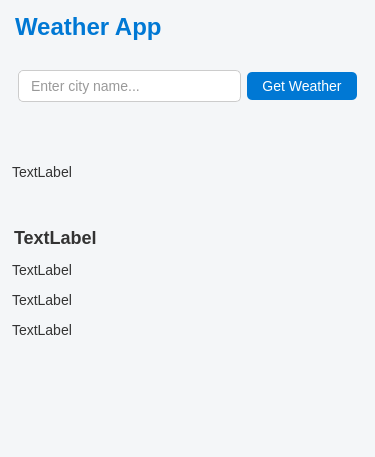
First picture: the form in mainwindow.ui, repository drew0306/Weather-App, before the edit.
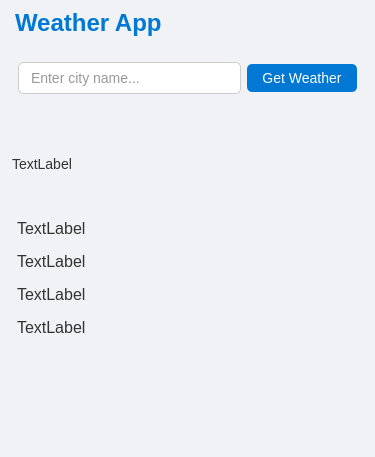
Second picture: the form after the edit.

Commit message: Added Icons and background images

The edit to the form file:
```diff
--- a/mainwindow.ui
+++ b/mainwindow.ui
@@ -14,21 +14,30 @@
    <string>MainWindow</string>
   </property>
   <property name="styleSheet">
-   <string notr="true"> QWidget {
-        background-color: #f4f6f8;
+   <string notr="true">QWidget {
+        background-color: #f0f2f5;
         font-family: 'Segoe UI', 'Arial', sans-serif;
         font-size: 14px;
         color: #333;
     }
 
-    QLineEdit {
+    QLabel#titleLabel {
+        font-size: 24px;
+        font-weight: bold;
+        color: #0078d4;
+        padding-bottom: 10px;
+        qproperty-alignment: AlignHCenter;
+    }
+
+    QLineEdit#cityInput {
         padding: 6px 10px;
         border: 1px solid #ccc;
         border-radius: 5px;
         background-color: #fff;
+        min-width: 200px;
     }
 
-    QPushButton {
+    QPushButton#fetchButton {
         background-color: #0078d4;
         color: white;
         border: none;
@@ -40,28 +49,18 @@
         background-color: #005ea2;
     }
 
-    QLabel {
-        padding: 4px 0;
-    } 
-
-	#titleLabel {
-		font-size: 24px;
-    		font-weight: bold;
-    		color: #0078d4;
-    		margin-bottom: 10px;
-		qproperty-alignment: 'AlignHCenter';
-	}
-
-    #weatherLabel {
-        font-size: 18px;
-        font-weight: bold;
+    QLabel#weatherLabel,
+    QLabel#feelsLikeLabel,
+    QLabel#humidityLabel,
+    QLabel#windLabel {
+        font-size: 16px;
+        padding: 4px;
     }
 
-    #iconLabel {
+    QLabel#iconLabel {
         margin-top: 10px;
-		qproperty-alignment: 'AlignHCenter';
-    }
-</string>
+        qproperty-alignment: AlignHCenter;
+    }</string>
   </property>
   <widget class="QWidget" name="centralwidget">
    <layout class="QVBoxLayout" name="verticalLayout">
```
Left out of the diff: 6 changed lines with no effect on the pictures. The commit also changes 9 other files.
